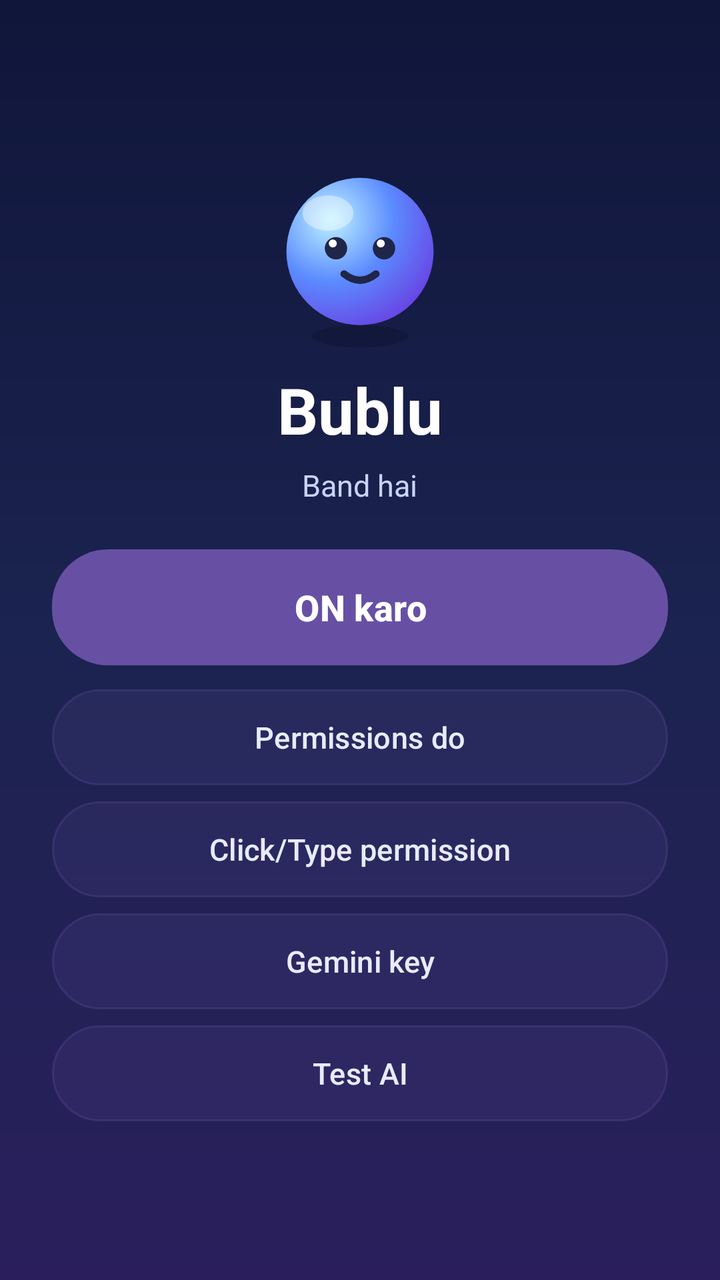
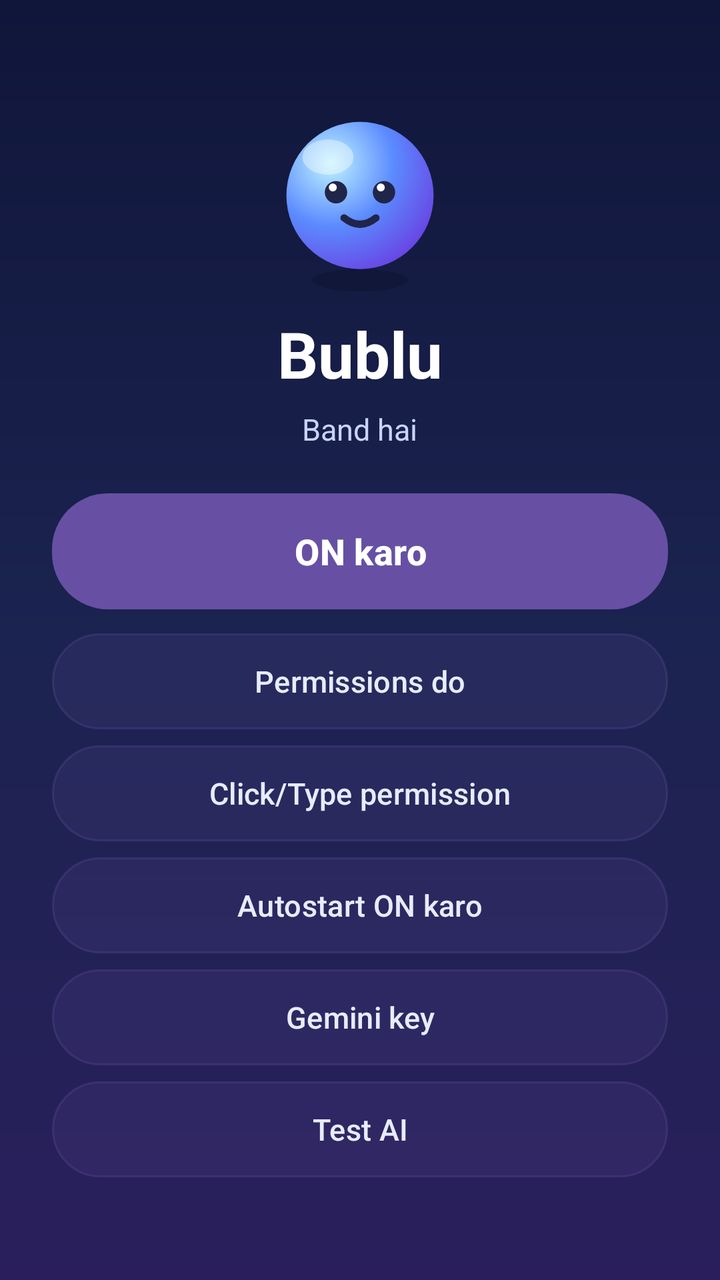

An Android layout rendered at two revisions. The XML below is the earlier revision; the diff shows what the commit changed to produce the second picture.
<!-- AndroidManifest.xml: application theme Theme.Mitra -->
<!-- res/layout/activity_main.xml -->
<?xml version="1.0" encoding="utf-8"?>
<LinearLayout xmlns:android="http://schemas.android.com/apk/res/android"
    android:layout_width="match_parent"
    android:layout_height="match_parent"
    android:orientation="vertical"
    android:gravity="center"
    android:padding="26dp"
    android:background="@drawable/bg_gradient">

    <ImageView
        android:layout_width="96dp"
        android:layout_height="96dp"
        android:src="@drawable/char_idle"
        android:contentDescription="@string/app_name" />

    <TextView
        android:layout_width="wrap_content"
        android:layout_height="wrap_content"
        android:layout_marginTop="8dp"
        android:text="Bublu"
        android:textColor="#FFFFFF"
        android:textStyle="bold"
        android:textSize="32sp" />

    <TextView
        android:id="@+id/statusTxt"
        android:layout_width="wrap_content"
        android:layout_height="wrap_content"
        android:layout_marginTop="6dp"
        android:gravity="center"
        android:text="Band hai"
        android:textColor="#C9D4FF"
        android:textSize="15sp" />

    <Button
        android:id="@+id/toggleBtn"
        android:layout_width="match_parent"
        android:layout_height="58dp"
        android:layout_marginTop="22dp"
        android:background="@drawable/btn_bg"
        android:text="ON karo"
        android:textAllCaps="false"
        android:textColor="#FFFFFF"
        android:textSize="18sp"
        android:textStyle="bold" />

    <Button
        android:id="@+id/permBtn"
        android:layout_width="match_parent"
        android:layout_height="48dp"
        android:layout_marginTop="12dp"
        android:background="@drawable/btn_soft"
        android:text="Permissions do"
        android:textAllCaps="false"
        android:textColor="#E7ECFF"
        android:textSize="15sp" />

    <Button
        android:id="@+id/accBtn"
        android:layout_width="match_parent"
        android:layout_height="48dp"
        android:layout_marginTop="8dp"
        android:background="@drawable/btn_soft"
        android:text="Click/Type permission"
        android:textAllCaps="false"
        android:textColor="#E7ECFF"
        android:textSize="15sp" />

    <Button
        android:id="@+id/keyBtn"
        android:layout_width="match_parent"
        android:layout_height="48dp"
        android:layout_marginTop="8dp"
        android:background="@drawable/btn_soft"
        android:text="Gemini key"
        android:textAllCaps="false"
        android:textColor="#E7ECFF"
        android:textSize="15sp" />

    <Button
        android:id="@+id/testBtn"
        android:layout_width="match_parent"
        android:layout_height="48dp"
        android:layout_marginTop="8dp"
        android:background="@drawable/btn_soft"
        android:text="Test AI"
        android:textAllCaps="false"
        android:textColor="#E7ECFF"
        android:textSize="15sp" />

</LinearLayout>
<!-- resources referenced by this layout -->
<resources>
  <!-- drawable bg_gradient (drawable) -->
  <?xml version="1.0" encoding="utf-8"?>
  <shape xmlns:android="http://schemas.android.com/apk/res/android"
      android:shape="rectangle">
      <gradient
          android:startColor="#10163A"
          android:centerColor="#1B2350"
          android:endColor="#2A1F5C"
          android:angle="270" />
  </shape>
  <!-- drawable btn_bg (drawable) -->
  <?xml version="1.0" encoding="utf-8"?>
  <shape xmlns:android="http://schemas.android.com/apk/res/android"
      android:shape="rectangle">
      <gradient
          android:startColor="#4F7CFF"
          android:endColor="#7C3AED"
          android:angle="0" />
      <corners android:radius="28dp" />
  </shape>
  <!-- drawable btn_soft (drawable) -->
  <?xml version="1.0" encoding="utf-8"?>
  <shape xmlns:android="http://schemas.android.com/apk/res/android"
      android:shape="rectangle">
      <solid android:color="#22FFFFFF" />
      <corners android:radius="25dp" />
      <stroke
          android:width="1dp"
          android:color="#44FFFFFF" />
  </shape>
  <!-- drawable char_idle (drawable) -->
  <vector xmlns:android="http://schemas.android.com/apk/res/android"
      xmlns:aapt="http://schemas.android.com/aapt"
      android:width="120dp" android:height="120dp"
      android:viewportWidth="120" android:viewportHeight="120">
      <path android:fillColor="#26000000"
          android:pathData="M60,111 m-30,0 a30,7 0 1,0 60,0 a30,7 0 1,0 -60,0"/>
      <path android:pathData="M60,58 m-46,0 a46,46 0 1,0 92,0 a46,46 0 1,0 -92,0">
          <aapt:attr name="android:fillColor">
              <gradient android:type="radial"
                  android:centerX="42" android:centerY="38" android:gradientRadius="78"
                  android:startColor="#BFF3FF" android:centerColor="#5B8BFF" android:endColor="#6A3BE0"/>
          </aapt:attr>
      </path>
      <path android:fillColor="#66FFFFFF"
          android:pathData="M40,34 m-16,0 a16,11 0 1,0 32,0 a16,11 0 1,0 -32,0"/>
      <path android:fillColor="#20264A"
          android:pathData="M45,56 m-7,0 a7,7 0 1,0 14,0 a7,7 0 1,0 -14,0"/>
      <path android:fillColor="#20264A"
          android:pathData="M75,56 m-7,0 a7,7 0 1,0 14,0 a7,7 0 1,0 -14,0"/>
      <path android:fillColor="#FFFFFF"
          android:pathData="M43,53 m-2.5,0 a2.5,2.5 0 1,0 5,0 a2.5,2.5 0 1,0 -5,0"/>
      <path android:fillColor="#FFFFFF"
          android:pathData="M73,53 m-2.5,0 a2.5,2.5 0 1,0 5,0 a2.5,2.5 0 1,0 -5,0"/>
      <path android:strokeColor="#20264A" android:strokeWidth="4.5" android:strokeLineCap="round"
          android:pathData="M50,72 Q60,80 70,72" android:fillColor="#00000000"/>
  </vector>
  <string name="app_name">Bublu</string>
  <style name="Theme.Mitra" parent="Theme.Material3.DayNight.NoActionBar">
          <item name="android:statusBarColor">#10163A</item>
          <item name="android:windowBackground">#10163A</item>
      </style>
</resources>

<!-- the commit's change to res/layout/activity_main.xml (unified diff, before → after) -->
@@ -67,6 +67,17 @@
         android:textSize="15sp" />
 
     <Button
+        android:id="@+id/autoBtn"
+        android:layout_width="match_parent"
+        android:layout_height="48dp"
+        android:layout_marginTop="8dp"
+        android:background="@drawable/btn_soft"
+        android:text="Autostart ON karo"
+        android:textAllCaps="false"
+        android:textColor="#E7ECFF"
+        android:textSize="15sp" />
+
+    <Button
         android:id="@+id/keyBtn"
         android:layout_width="match_parent"
         android:layout_height="48dp"
